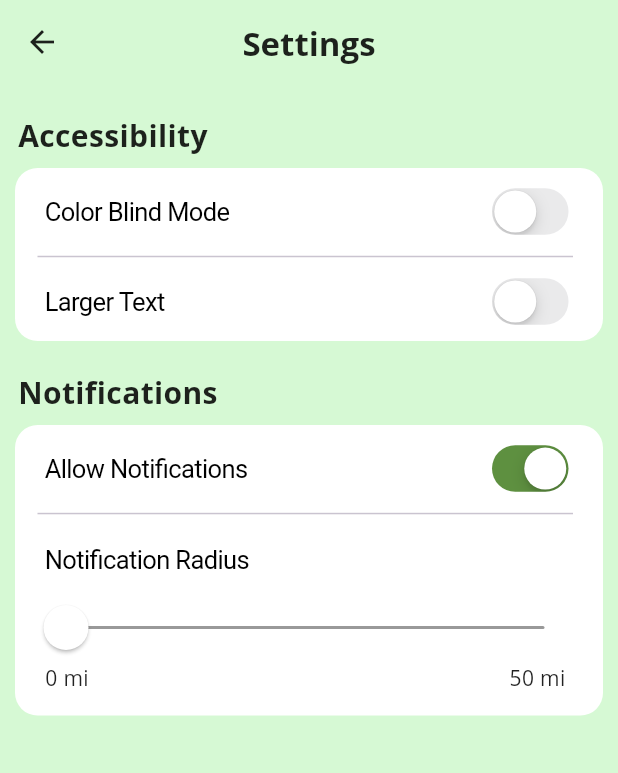
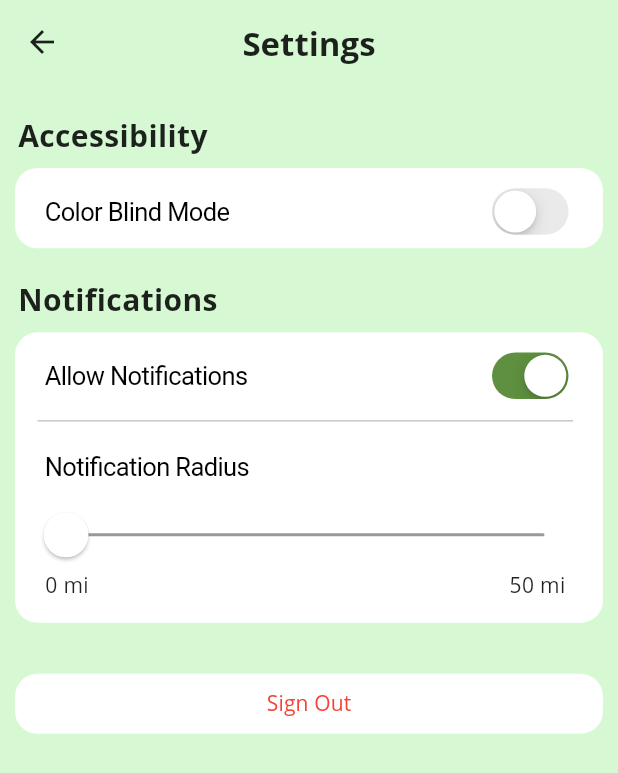
Before and after one commit to amandeepksingh/WildWhere, a Flutter app: the SettingsPage screen opened directly, on a phone screen of 412 x 824 dp. Shown: the top 773 px of the screen. Run offline on Flutter 3.47's test engine with Material 3 defaults, Android fonts, the phone set to English and light mode, and no system bars; our stand-ins replace firebase_auth, firebase_core, geocoding, geolocator, google_sign_in, image_cropper and 3 more; missing offline and left inert: mapbox_gl, mocktail; accounts and stored records are empty; Roboto replaces fonts that are missing (Open Sans).

Commit message:
Added a sign out button

```diff
--- a/frontend/wildwhere/lib/settings.dart
+++ b/frontend/wildwhere/lib/settings.dart
@@ -1,6 +1,9 @@
+import 'package:firebase_auth/firebase_auth.dart';
 import 'package:flutter/cupertino.dart';
 import 'package:flutter/material.dart';
+import 'package:google_sign_in/google_sign_in.dart';
 import 'package:shared_preferences/shared_preferences.dart';
+import 'package:wildwhere/login.dart';
 
 class SettingsPage extends StatefulWidget {
   const SettingsPage({super.key});
@@ -76,7 +79,7 @@ class _SettingsPageState extends State<SettingsPage> {
               ),
               Container(
                   alignment: Alignment.center,
-                  height: MediaQuery.of(context).size.height * 0.14,
+                  height: MediaQuery.of(context).size.height * 0.065,
                   padding: const EdgeInsets.only(
                       left: 0, top: 7, bottom: 7, right: 5),
                   margin: const EdgeInsets.only(
@@ -97,18 +100,6 @@ class _SettingsPageState extends State<SettingsPage> {
                                 saveSettings();
                               });
                             })),
-                    const Divider(indent: 15, endIndent: 15),
-                    CupertinoListTile(
-                        title: const Text('Larger Text'),
-                        trailing: CupertinoSwitch(
-                            value: largeTextToggle,
-                            activeColor: const Color(0xFF5E9040),
-                            onChanged: (bool value) {
-                              setState(() {
-                                largeTextToggle = value;
-                                saveSettings();
-                              });
-                            }))
                   ])),
               const Padding(
                 padding: EdgeInsets.only(left: 2.0, top: 20.0, bottom: 0.0),
@@ -228,10 +219,72 @@ class _SettingsPageState extends State<SettingsPage> {
                   ],
                 ),
               ),
+              const SizedBox(height: 30),
+              Container(
+                width: double
+                    .infinity, // Ensures the container takes up all horizontal space
+                child: TextButton(
+                  style: ButtonStyle(
+                    padding: MaterialStateProperty.all(
+                        EdgeInsets.zero), // Removes any intrinsic padding
+                    backgroundColor: MaterialStateProperty.all(
+                        Colors.white), // Optional: sets background color
+                    shape: MaterialStateProperty.all(RoundedRectangleBorder(
+                      borderRadius: BorderRadius.circular(
+                          15), // Keeps the rounded corners
+                    )),
+                  ),
+                  onPressed: () async {
+                    bool confirmed = await _showConfirmationDialog(context);
+                    if (confirmed) {
+                      await FirebaseAuth.instance.signOut();
+                      await GoogleSignIn().signOut();
+                      Navigator.pushReplacement(
+                          context,
+                          MaterialPageRoute(
+                              builder: (context) => const Login()));
+                    }
+                  },
+                  child: const Padding(
+                    padding: EdgeInsets.symmetric(
+                        vertical:
+                            10.0), // Adjustable padding for button content
+                    child: Text(
+                      'Sign Out',
+                      style: TextStyle(
+                        color: Colors.red,
+                      ),
+                    ),
+                  ),
+                ),
+              )
             ]),
           ),
         ],
       ),
     );
   }
+
+  Future<bool> _showConfirmationDialog(BuildContext context) async {
+    return await showDialog<bool>(
+          context: context,
+          builder: (BuildContext context) {
+            return CupertinoAlertDialog(
+              content: const Text("Are you sure you want to log out?",
+                  style: TextStyle(fontSize: 14)),
+              actions: <Widget>[
+                TextButton(
+                  child: const Text("Yes"),
+                  onPressed: () => Navigator.of(context).pop(true),
+                ),
+                TextButton(
+                  child: const Text("No"),
+                  onPressed: () => Navigator.of(context).pop(false),
+                ),
+              ],
+            );
+          },
+        ) ??
+        false; // In case the dialog is dismissed by tapping outside, return false.
+  }
 }
```
